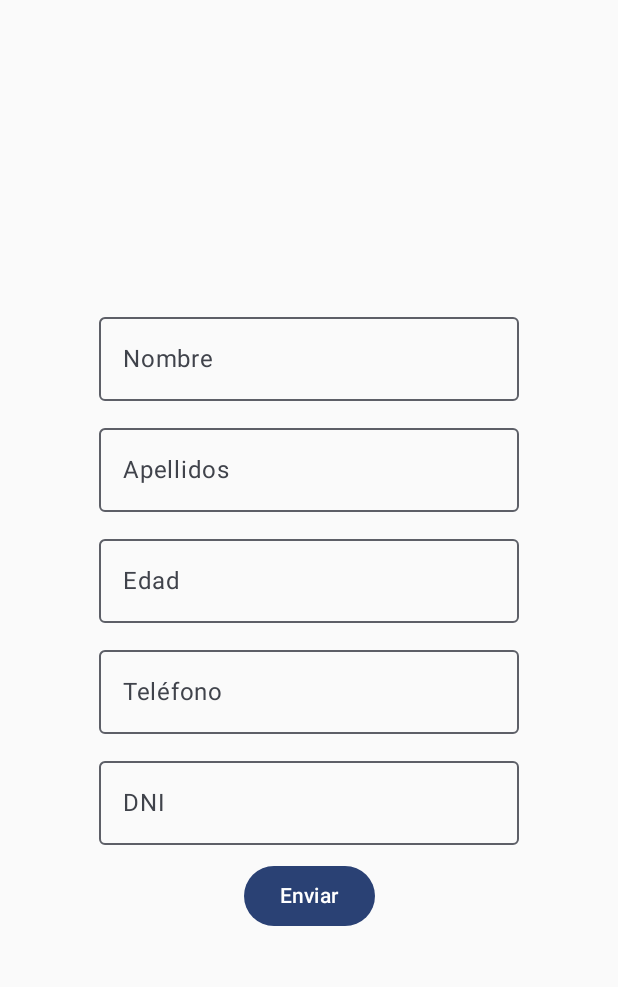
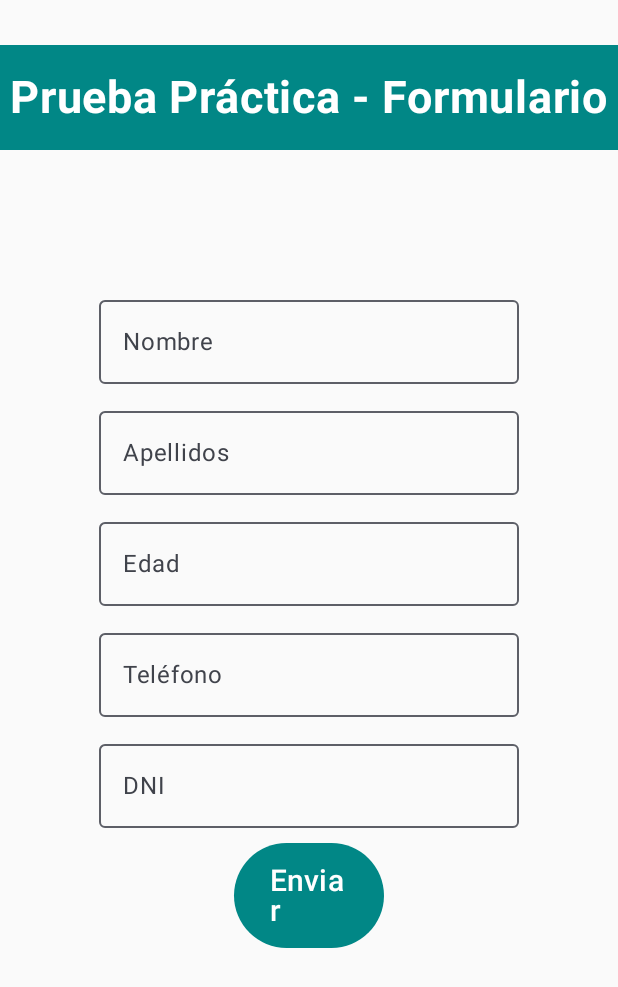
Before and after one commit to lnarote777/PruebaPractica, an Android app built with Jetpack Compose: the screen it shows after launch (MainActivity), on a phone screen of 412 x 824 dp. Shown: the top 987 px of the screen. Run offline under Robolectric (Android 15) with nearby library versions, the phone set to English and light mode, and no system bars.

Commit message:
Documentacion y cambio diseño

```diff
--- a/app/src/main/java/com/example/pruebapractica/navigation/AppNavigation.kt
+++ b/app/src/main/java/com/example/pruebapractica/navigation/AppNavigation.kt
@@ -25,6 +25,7 @@ fun AppNavigation(){
                 type = NavType.StringType
             })
         ){
+            //pasamos los parametros con los argumentos a la segunda pantalla para que los muestre
             SecondScreen(
                 navController,
                 it.arguments?.getString("nombre"),
--- a/app/src/main/java/com/example/pruebapractica/screens/FirstScreen.kt
+++ b/app/src/main/java/com/example/pruebapractica/screens/FirstScreen.kt
@@ -1,17 +1,23 @@
 package com.example.pantallas.screens
 
+import android.preference.PreferenceActivity.Header
 import android.widget.EditText
+import androidx.compose.foundation.background
 import androidx.compose.foundation.border
 import androidx.compose.foundation.layout.Arrangement
+import androidx.compose.foundation.layout.Box
 import androidx.compose.foundation.layout.Column
 import androidx.compose.foundation.layout.Spacer
 import androidx.compose.foundation.layout.fillMaxSize
 import androidx.compose.foundation.layout.fillMaxWidth
 import androidx.compose.foundation.layout.height
 import androidx.compose.foundation.layout.padding
+import androidx.compose.foundation.layout.size
 import androidx.compose.foundation.layout.width
 import androidx.compose.foundation.shape.RoundedCornerShape
 import androidx.compose.material3.Button
+import androidx.compose.material3.ButtonColors
+import androidx.compose.material3.ButtonDefaults
 import androidx.compose.material3.ElevatedCard
 import androidx.compose.material3.OutlinedTextField
 import androidx.compose.material3.Text
@@ -25,10 +31,14 @@ import androidx.compose.ui.Modifier
 import androidx.compose.ui.draw.shadow
 import androidx.compose.ui.graphics.Color
 import androidx.compose.ui.res.colorResource
+import androidx.compose.ui.text.font.FontWeight
+import androidx.compose.ui.text.style.TextAlign
 import androidx.compose.ui.tooling.preview.Preview
 import androidx.compose.ui.unit.dp
+import androidx.compose.ui.unit.sp
 import androidx.navigation.NavController
 import com.example.pantallas.navegacion.AppScreen
+import com.example.pruebapractica.R
 import kotlin.coroutines.coroutineContext
 
 @Composable
@@ -46,6 +56,8 @@ fun FirstBody(navController: NavController){
     var edad by rememberSaveable { mutableStateOf("") }
     var telf by rememberSaveable { mutableStateOf("") }
     var dni by rememberSaveable { mutableStateOf("") }
+
+    Cabecera()
 
     Column (modifier = Modifier.fillMaxSize(),
         verticalArrangement = Arrangement.Center,
@@ -89,11 +101,14 @@ fun FirstBody(navController: NavController){
             onValueChange = {dni = it},
             label = { Text("DNI") }
         )
+
+        MensajeError(show)
+
         Spacer(modifier = Modifier.height(10.dp))
 
-        if (show) MensajeError()
-
         Button(
+            modifier = Modifier.width(100.dp).height(70.dp),
+            colors = ButtonDefaults.buttonColors(containerColor = colorResource(R.color.teal_700)),
             onClick = {
                 if (comprobarDatos(nombre, apellidos, edad, telf, dni)) {
                     show = true
@@ -103,19 +118,44 @@ fun FirstBody(navController: NavController){
                     telf = ""
                     dni = ""
                 } else {
+                    //navega hacia la pantalla secundaria pasando los argumentos que debe mostrar
                     navController.navigate(route = AppScreen.SecondScreen.route + "/$nombre"  + "/$apellidos"  + "/$edad" + "/$telf" + "/$dni")
                 }
             }
         ) {
-            Text("Enviar")
+            Text(
+                text = "Enviar",
+                fontSize = 20.sp
+            )
         }
 
     }
 }
 
+@Composable
+fun Cabecera(){
+    Box(modifier = Modifier
+        .fillMaxWidth()
+        .height(100.dp)
+        .padding(top = 30.dp)
+        .background(color = colorResource(R.color.teal_700)),
+        contentAlignment = Alignment.Center
+    ){
+        Text(
+            text = "Prueba Práctica - Formulario",
+            fontSize = 30.sp,
+            fontWeight = FontWeight.Bold,
+            color = Color.White
+        )
+    }
+}
 
+/**
+ * Mensaje de error que sale cuando no se rellenaron los campos correctamente
+ */
 @Composable
-fun MensajeError(){
+fun MensajeError(show: Boolean){
+    if (show){
         ElevatedCard(modifier = Modifier
             .fillMaxWidth()
             .padding(16.dp)
@@ -128,8 +168,12 @@ fun MensajeError(){
             )
         }
     }
+}
 
-
+/**
+ * Comprueba que los datos sean correctos
+ * @return True si el dato es incorrecto o false si todos los campos estan correctamente puestos
+ */
 fun comprobarDatos(nombre: String,apellidos: String, edad: String, telf: String, dni: String): Boolean{
     return when {
         nombre.isBlank() -> true
@@ -143,6 +187,9 @@ fun comprobarDatos(nombre: String,apellidos: String, edad: String, telf: String,
     }
 }
 
+/**
+ * comprueba que el dni sea válido según el citerio que se usa para crear los Nif
+ */
 fun comprobarDni(dni: String): Boolean{
     return if(dni.length > 9 || dni.length < 9 || !dni.substring(0, 8).all{it.isDigit()}){
         false
@@ -162,6 +209,9 @@ fun comprobarDni(dni: String): Boolean{
     }
 }
 
+/**
+ * Comprueba un telefono de 9 dígitos sin el prefijo del país
+ */
 fun validarTelf(telf: String): Boolean{
     return if (telf.length > 9 || telf.length < 9 || !telf.all{it.isDigit()}){
         false
@@ -170,6 +220,9 @@ fun validarTelf(telf: String): Boolean{
     }
 }
 
+/**
+ * Valida que la edad sea un número
+ */
 fun validarEdad(edad: String): Boolean{
     return if (edad.all { it.isDigit()}){
         true
```
Also changed, not shown: app/src/main/java/com/example/pruebapractica/screens/SecondScreen.kt (+26 -9 lines). Lines whose indentation alone changed are shown as unchanged.
